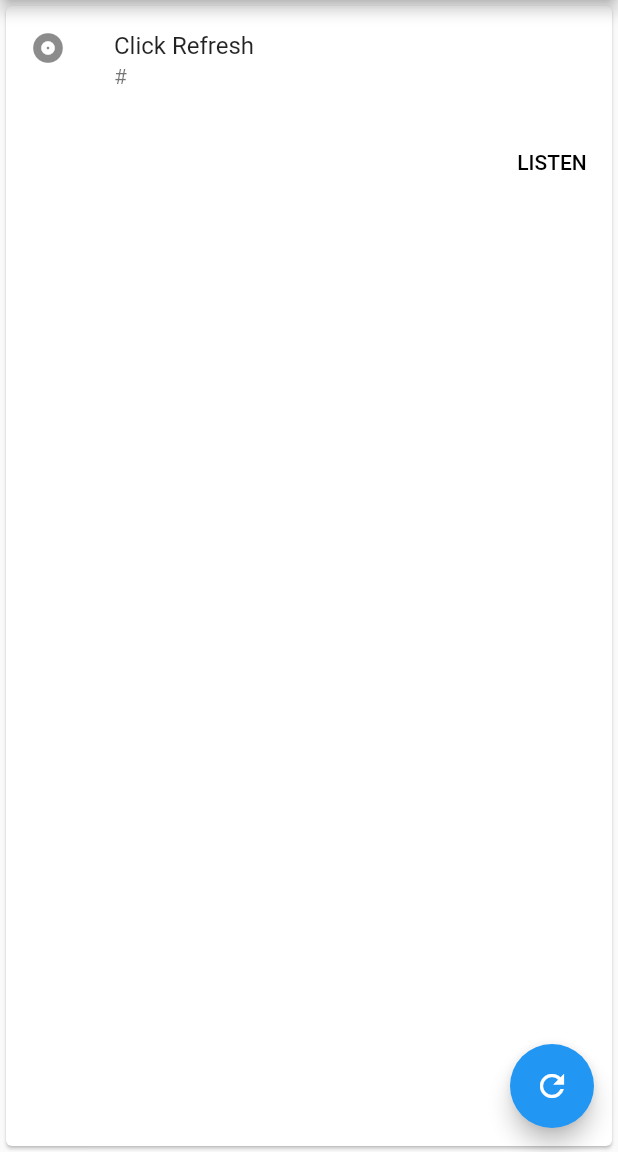
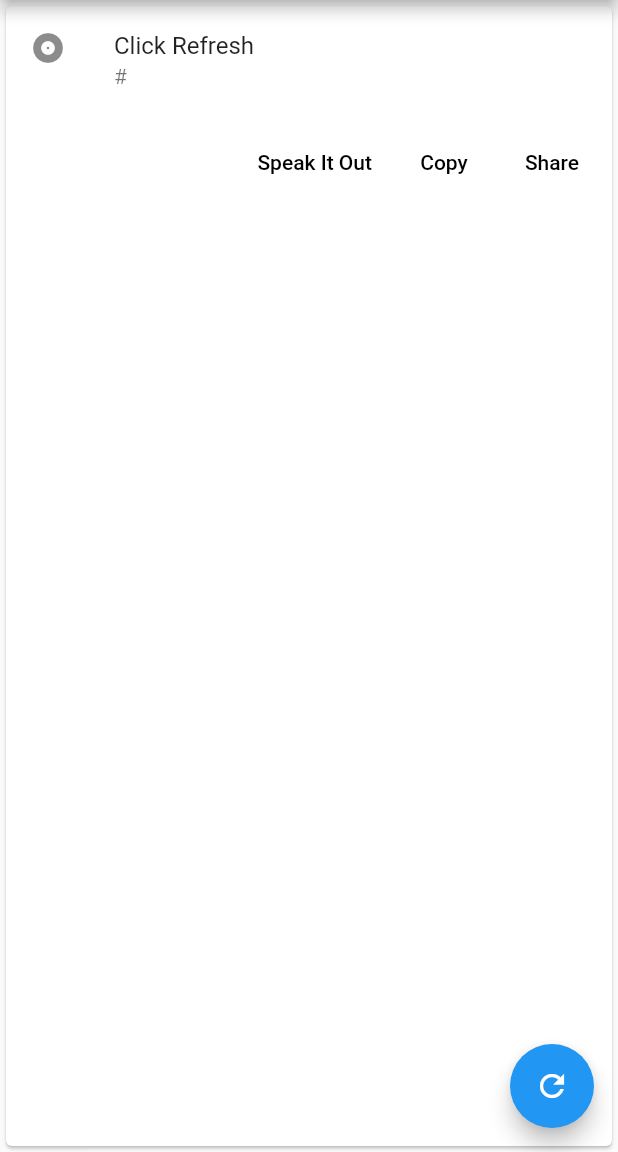
Before and after one commit to nishanthoblirajan/insults, a Flutter app: the screen it shows after launch, on a phone screen of 412 x 824 dp, the part 84-1236 px from its top. Run offline on Flutter 3.47's test engine with Material 2 defaults, Android fonts, the phone set to English and light mode, and no system bars; our stand-ins replace flutter_tts, share; missing offline and left inert: clipboard_manager.

Commit message:
copy and share option added

```diff
--- a/lib/main.dart
+++ b/lib/main.dart
@@ -5,7 +5,8 @@ import 'package:http/http.dart' as http;
 import 'package:insults/insults.dart';
 import 'dart:convert' as convert;
 import 'package:flutter_tts/flutter_tts.dart';
-
+import 'package:share/share.dart';
+import 'package:clipboard_manager/clipboard_manager.dart';
 void main() => runApp(MyApp());
 
 class MyApp extends StatelessWidget {
@@ -93,6 +94,11 @@ class _MyHomePageState extends State<MyHomePage> {
     voices = await flutterTts.getVoices;
     if (voices != null) setState(() => voices);
   }
+
+  _share(){
+    Share.share(insultText);
+
+  }
   @override
   void dispose() {
     super.dispose();
@@ -138,9 +144,30 @@ class _MyHomePageState extends State<MyHomePage> {
             child: ButtonBar(
               children: <Widget>[
                 FlatButton(
-                  child: const Text('LISTEN'),
+                  child: const Text('Speak It Out'),
                   onPressed: () {
                     _speak();
+                  },
+                ),
+                FlatButton(
+                  child: const Text('Copy'),
+                  onPressed: () {
+                    ClipboardManager.copyToClipBoard(insultText).then((result) {
+                      final snackBar = SnackBar(
+                        content: Text('Copied to Clipboard'),
+                        action: SnackBarAction(
+                          label: 'Undo',
+                          onPressed: () {},
+                        ),
+                      );
+                      Scaffold.of(context).showSnackBar(snackBar);
+                    });
+                  },
+                ),
+                FlatButton(
+                  child: const Text('Share'),
+                  onPressed: () {
+                    _share();
                   },
                 ),
               ],
--- a/pubspec.yaml
+++ b/pubspec.yaml
@@ -19,6 +19,9 @@ environment:
 dependencies:
   http: ^0.12.0+2
   flutter_tts: ^0.2.4
+  share: ^0.6.1+1
+  clipboard_manager: ^0.0.1
+
 
   flutter:
     sdk: flutter
```
Also changed, not shown: pubspec.lock, 1 other file.
